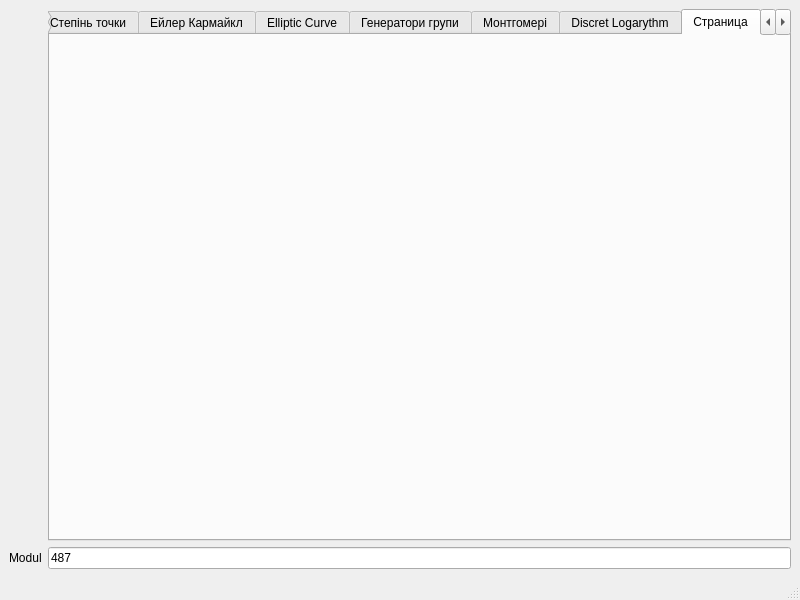
Qt form LabGA_UI/mainwindow.ui (alekseykondus/LabGeneralAlgebra) before a commit.
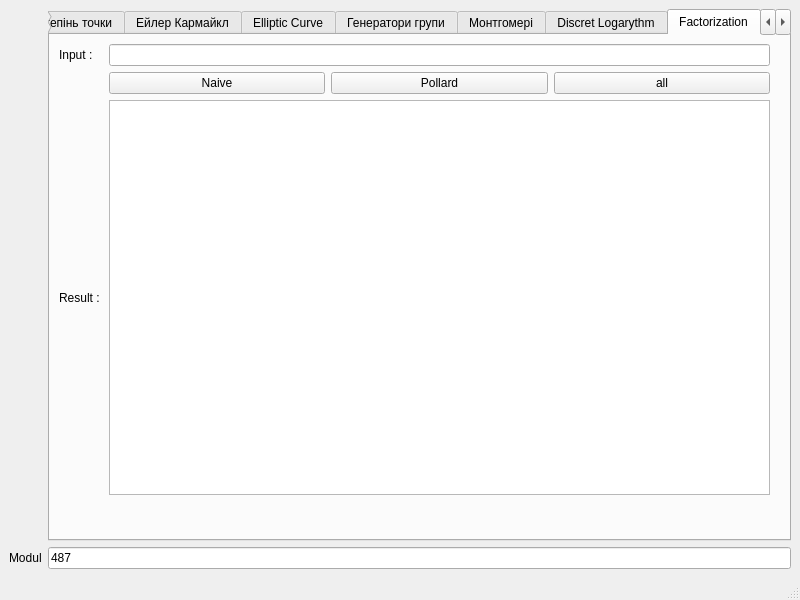
The same form after that commit. The open tabs and pages were chosen to show the change.

Diff of the .ui file:
```diff
--- a/LabGA_UI/mainwindow.ui
+++ b/LabGA_UI/mainwindow.ui
@@ -886,8 +886,65 @@
       </widget>
       <widget class="QWidget" name="tab_10">
        <attribute name="title">
-        <string>Страница</string>
+        <string>Factorization</string>
        </attribute>
+       <widget class="QWidget" name="gridLayoutWidget_2">
+        <property name="geometry">
+         <rect>
+          <x>9</x>
+          <y>9</y>
+          <width>711</width>
+          <height>451</height>
+         </rect>
+        </property>
+        <layout class="QGridLayout" name="gridLayout_7">
+         <item row="2" column="1">
+          <layout class="QHBoxLayout" name="factorization_buttons">
+           <item>
+            <widget class="QPushButton" name="factorization_naive">
+             <property name="text">
+              <string>Naive</string>
+             </property>
+            </widget>
+           </item>
+           <item>
+            <widget class="QPushButton" name="factorization_pollard">
+             <property name="text">
+              <string>Pollard</string>
+             </property>
+            </widget>
+           </item>
+           <item>
+            <widget class="QPushButton" name="factorization_all">
+             <property name="text">
+              <string>all</string>
+             </property>
+            </widget>
+           </item>
+          </layout>
+         </item>
+         <item row="0" column="1">
+          <widget class="QLineEdit" name="factorization_input"/>
+         </item>
+         <item row="0" column="0">
+          <widget class="QLabel" name="factorization_input_label">
+           <property name="text">
+            <string>Input :</string>
+           </property>
+          </widget>
+         </item>
+         <item row="3" column="0">
+          <widget class="QLabel" name="factorization_result_label">
+           <property name="text">
+            <string>Result : </string>
+           </property>
+          </widget>
+         </item>
+         <item row="3" column="1">
+          <widget class="QTextEdit" name="factorization_result"/>
+         </item>
+        </layout>
+       </widget>
       </widget>
       <widget class="QWidget" name="tab_8">
        <attribute name="title">
```
Left out of the diff: 2 changed lines with no effect on the pictures.
